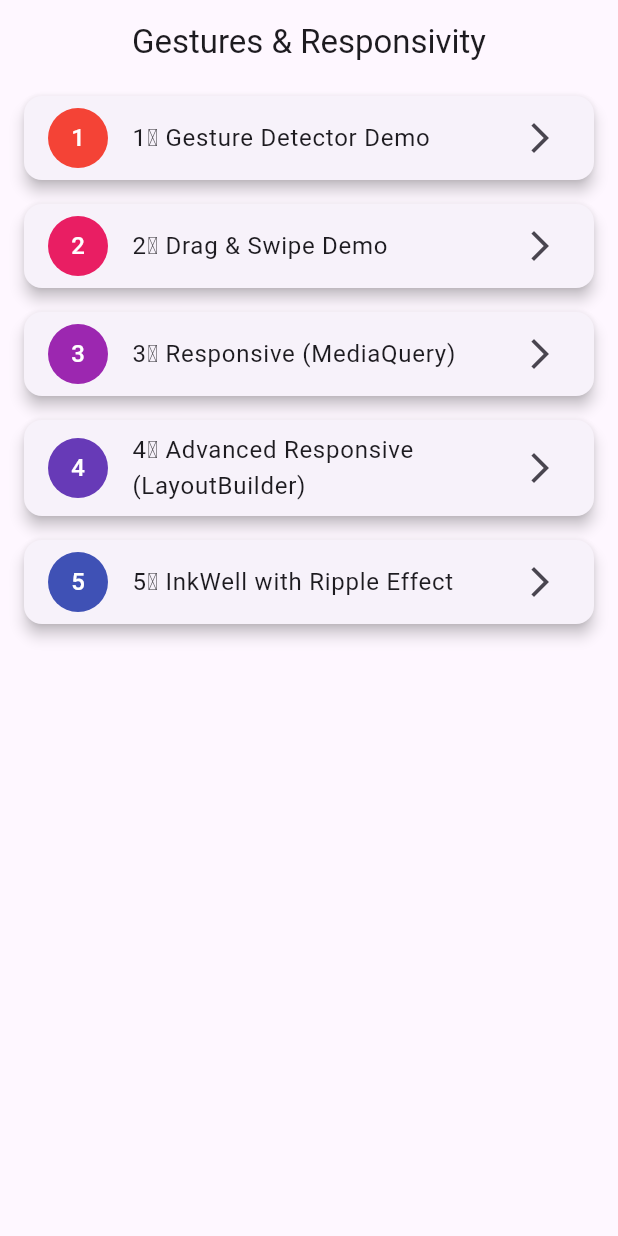
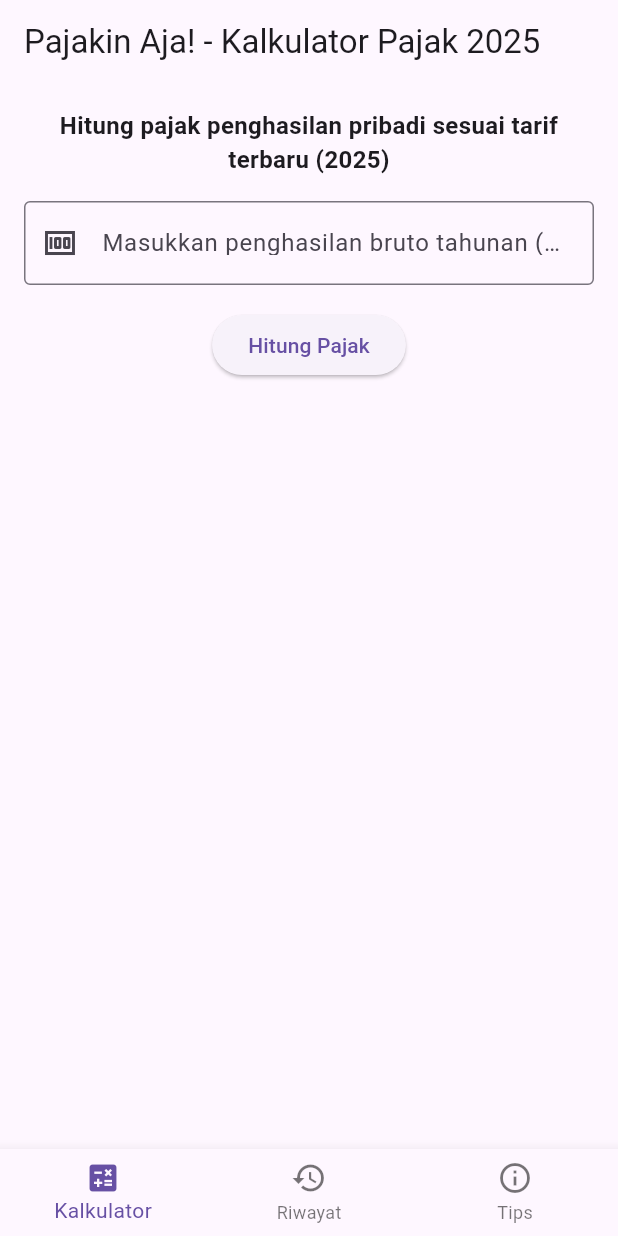
Before and after one commit to joysvrisillia-oss/kalkulator_pajak_1, a Flutter app: the screen it shows after launch, on a phone screen of 412 x 824 dp. Run offline on Flutter 3.47's test engine with Material 3 defaults, Android fonts, the phone set to English and light mode, and no system bars; our stand-ins replace shared_preferences.

Commit message:
Initial commit Pajakin Aja!

```diff
--- a/lib/main.dart
+++ b/lib/main.dart
@@ -1,83 +1,230 @@
 import 'package:flutter/material.dart';
-
-// Import semua file praktikum
-import 'gesture_detector_demo.dart';
-import 'drag_swipe_demo.dart';
-import 'responsive_mediaquery_demo.dart';
-import 'advanced_responsive_layoutbuilder.dart';
-import 'inkwell_demo.dart';
+import 'package:shared_preferences/shared_preferences.dart';
 
 void main() {
-  runApp(const MyApp());
+  runApp(const PajakinAjaApp());
 }
 
-class MyApp extends StatelessWidget {
-  const MyApp({super.key});
+class PajakinAjaApp extends StatelessWidget {
+  const PajakinAjaApp({super.key});
 
   @override
   Widget build(BuildContext context) {
     return MaterialApp(
-      title: 'Gestures & Responsivity Demo',
-      debugShowCheckedModeBanner: false,
+      title: 'Pajakin Aja!',
       theme: ThemeData(primarySwatch: Colors.blue),
       home: const HomePage(),
+      debugShowCheckedModeBanner: false,
     );
   }
 }
 
-class HomePage extends StatelessWidget {
+class HomePage extends StatefulWidget {
   const HomePage({super.key});
 
   @override
+  State<HomePage> createState() => _HomePageState();
+}
+
+class _HomePageState extends State<HomePage> {
+  int _selectedIndex = 0;
+
+  final List<Widget> _pages = [
+    const KalkulatorPage(),
+    const RiwayatPage(),
+    const TipsPage(),
+  ];
+
+  void _onItemTapped(int index) {
+    setState(() {
+      _selectedIndex = index;
+    });
+  }
+
+  @override
   Widget build(BuildContext context) {
-    final List<Map<String, dynamic>> demos = [
-      {
-        'title': '1️⃣ Gesture Detector Demo',
-        'page': const GestureDetectorDemo(),
-      },
-      {
-        'title': '2️⃣ Drag & Swipe Demo',
-        'page': const DragSwipeDemo(),
-      },
-      {
-        'title': '3️⃣ Responsive (MediaQuery)',
-        'page': const ResponsiveMediaQueryDemo(),
-      },
-      {
-        'title': '4️⃣ Advanced Responsive (LayoutBuilder)',
-        'page': const AdvancedResponsiveLayoutBuilder(),
-      },
-      {
-        'title': '5️⃣ InkWell with Ripple Effect',
-        'page': const InkWellDemo(),
-      },
-    ];
+    return Scaffold(
+      body: _pages[_selectedIndex],
+      bottomNavigationBar: BottomNavigationBar(
+        currentIndex: _selectedIndex,
+        onTap: _onItemTapped,
+        items: const [
+          BottomNavigationBarItem(icon: Icon(Icons.calculate), label: "Kalkulator"),
+          BottomNavigationBarItem(icon: Icon(Icons.history), label: "Riwayat"),
+          BottomNavigationBarItem(icon: Icon(Icons.info_outline), label: "Tips"),
+        ],
+      ),
+    );
+  }
+}
 
+// ================= HALAMAN KALKULATOR =================
+class KalkulatorPage extends StatefulWidget {
+  const KalkulatorPage({super.key});
+
+  @override
+  State<KalkulatorPage> createState() => _KalkulatorPageState();
+}
+
+class _KalkulatorPageState extends State<KalkulatorPage> {
+  final TextEditingController _controller = TextEditingController();
+  String _hasil = "";
+
+  // ================= FUNGSI HITUNG PAJAK =================
+  double hitungPajak(double penghasilan) {
+    double ptkp = 54000000; // PTKP dasar (TK/0)
+    double pkp = penghasilan - ptkp;
+
+    if (pkp <= 0) {
+      return 0;
+    }
+
+    double pajak = 0;
+
+    if (pkp <= 60000000) {
+      pajak = pkp * 0.05;
+    } else if (pkp <= 250000000) {
+      pajak = 60000000 * 0.05 + (pkp - 60000000) * 0.15;
+    } else if (pkp <= 500000000) {
+      pajak = 60000000 * 0.05 +
+          (250000000 - 60000000) * 0.15 +
+          (pkp - 250000000) * 0.25;
+    } else if (pkp <= 5000000000) {
+      pajak = 60000000 * 0.05 +
+          (250000000 - 60000000) * 0.15 +
+          (500000000 - 250000000) * 0.25 +
+          (pkp - 500000000) * 0.30;
+    } else {
+      pajak = 60000000 * 0.05 +
+          (250000000 - 60000000) * 0.15 +
+          (500000000 - 250000000) * 0.25 +
+          (5000000000 - 500000000) * 0.30 +
+          (pkp - 5000000000) * 0.35;
+    }
+
+    return pajak;
+  }
+
+  // ================= SIMPAN RIWAYAT =================
+  Future<void> simpanRiwayat(String teks) async {
+    final prefs = await SharedPreferences.getInstance();
+    List<String> riwayat = prefs.getStringList('riwayat') ?? [];
+    riwayat.add(teks);
+    await prefs.setStringList('riwayat', riwayat);
+  }
+
+  // ================= PROSES HITUNG =================
+  void _prosesHitung() {
+    if (_controller.text.isEmpty) return;
+
+    double penghasilan = double.tryParse(_controller.text) ?? 0;
+    double pajak = hitungPajak(penghasilan);
+
+    String teks = "Penghasilan: Rp${penghasilan.toStringAsFixed(0)}\n"
+        "PTKP: Rp54.000.000\n"
+        "Pajak Terutang: Rp${pajak.toStringAsFixed(0)}";
+
+    setState(() {
+      _hasil = teks;
+    });
+
+    simpanRiwayat(teks);
+  }
+
+  // ================= UI =================
+  @override
+  Widget build(BuildContext context) {
+    return Scaffold(
+      appBar: AppBar(title: const Text("Pajakin Aja! - Kalkulator Pajak 2025")),
+      body: Padding(
+        padding: const EdgeInsets.all(16.0),
+        child: Column(
+          children: [
+            const Text(
+              "Hitung pajak penghasilan pribadi sesuai tarif terbaru (2025)",
+              style: TextStyle(fontSize: 16, fontWeight: FontWeight.bold),
+              textAlign: TextAlign.center,
+            ),
+            const SizedBox(height: 16),
+            TextField(
+              controller: _controller,
+              keyboardType: TextInputType.number,
+              decoration: const InputDecoration(
+                labelText: "Masukkan penghasilan bruto tahunan (Rp)",
+                border: OutlineInputBorder(),
+                prefixIcon: Icon(Icons.money),
+              ),
+            ),
+            const SizedBox(height: 16),
+            ElevatedButton(
+              onPressed: _prosesHitung,
+              child: const Text("Hitung Pajak"),
+            ),
+            const SizedBox(height: 16),
+            Text(
+              _hasil,
+              textAlign: TextAlign.center,
+              style: const TextStyle(fontSize: 18, fontWeight: FontWeight.bold, color: Colors.blue),
+            ),
+          ],
+        ),
+      ),
+    );
+  }
+}
+
+// ================= HALAMAN RIWAYAT =================
+class RiwayatPage extends StatefulWidget {
+  const RiwayatPage({super.key});
+
+  @override
+  State<RiwayatPage> createState() => _RiwayatPageState();
+}
+
+class _RiwayatPageState extends State<RiwayatPage> {
+  List<String> _riwayat = [];
+
+  Future<void> loadRiwayat() async {
+    final prefs = await SharedPreferences.getInstance();
+    setState(() {
+      _riwayat = prefs.getStringList('riwayat') ?? [];
+    });
+  }
+
+  Future<void> hapusRiwayat() async {
+    final prefs = await SharedPreferences.getInstance();
+    await prefs.remove('riwayat');
+    loadRiwayat();
+  }
+
+  @override
+  void initState() {
+    super.initState();
+    loadRiwayat();
+  }
+
+  @override
+  Widget build(BuildContext context) {
     return Scaffold(
       appBar: AppBar(
-        title: const Text('Gestures & Responsivity'),
-        centerTitle: true,
+        title: const Text("Pajakin Aja! - Riwayat Perhitungan"),
+        actions: [
+          IconButton(
+            icon: const Icon(Icons.delete),
+            onPressed: hapusRiwayat,
+          ),
+        ],
       ),
-      body: ListView.builder(
-        itemCount: demos.length,
+      body: _riwayat.isEmpty
+          ? const Center(child: Text("Belum ada riwayat perhitungan"))
+          : ListView.builder(
+        itemCount: _riwayat.length,
         itemBuilder: (context, index) {
-          final item = demos[index];
           return Card(
-            margin: const EdgeInsets.symmetric(horizontal: 16, vertical: 8),
-            elevation: 4,
+            margin: const EdgeInsets.symmetric(horizontal: 12, vertical: 6),
             child: ListTile(
-              leading: CircleAvatar(
-                backgroundColor:
-                Colors.primaries[index % Colors.primaries.length],
-                child: Text('${index + 1}',
-                    style: const TextStyle(color: Colors.white)),
-              ),
-              title: Text(item['title']),
-              trailing: const Icon(Icons.arrow_forward_ios),
-              onTap: () => Navigator.push(
-                context,
-                MaterialPageRoute(builder: (_) => item['page']),
-              ),
+              leading: const Icon(Icons.receipt_long),
+              title: Text(_riwayat[index]),
             ),
           );
         },
@@ -85,3 +232,30 @@ class HomePage extends StatelessWidget {
     );
   }
 }
+
+// ================= HALAMAN TIPS =================
+class TipsPage extends StatelessWidget {
+  const TipsPage({super.key});
+
+  @override
+  Widget build(BuildContext context) {
+    return Scaffold(
+      appBar: AppBar(title: const Text("Pajakin Aja! - Tips Pajak 2025")),
+      body: const Padding(
+        padding: EdgeInsets.all(16.0),
+        child: SingleChildScrollView(
+          child: Text(
+            "Tips Mengelola Pajak Pribadi (2025):\n\n"
+                "1️. Gunakan tarif pajak terbaru: 5%, 15%, 25%, 30%, dan 35% sesuai UU HPP.\n\n"
+                "2️. Catat semua pemasukan dan pengeluaran usahamu secara teratur.\n\n"
+                "3️. Simpan bukti transaksi & laporan keuangan dengan rapi.\n\n"
+                "4️. Manfaatkan PTKP Rp54 juta untuk wajib pajak individu.\n\n"
+                "5️. Gunakan aplikasi Pajakin Aja! untuk menghitung pajak dengan cepat & akurat.\n\n"
+                "6️. Lapor dan bayar pajak tepat waktu untuk menghindari denda keterlambatan.\n\n",
+            style: TextStyle(fontSize: 16, height: 1.5),
+          ),
+        ),
+      ),
+    );
+  }
+}
```
Also changed, not shown: lib/advanced_responsive_layoutbuilder.dart (deleted, +0 -40 lines), lib/drag_swipe_demo.dart (deleted, +0 -67 lines), lib/gesture_detector_demo.dart (deleted, +0 -68 lines), lib/inkwell_demo.dart (deleted, +0 -40 lines), lib/responsive_mediaquery_demo.dart (deleted, +0 -34 lines), pubspec.yaml (+22 -9 lines), assets/images/Giyu.png (deleted), assets/images/hasil.png (deleted), assets/images/process.png (deleted), assets/images/silica sand.png (deleted), pubspec.lock, 1 other file.
